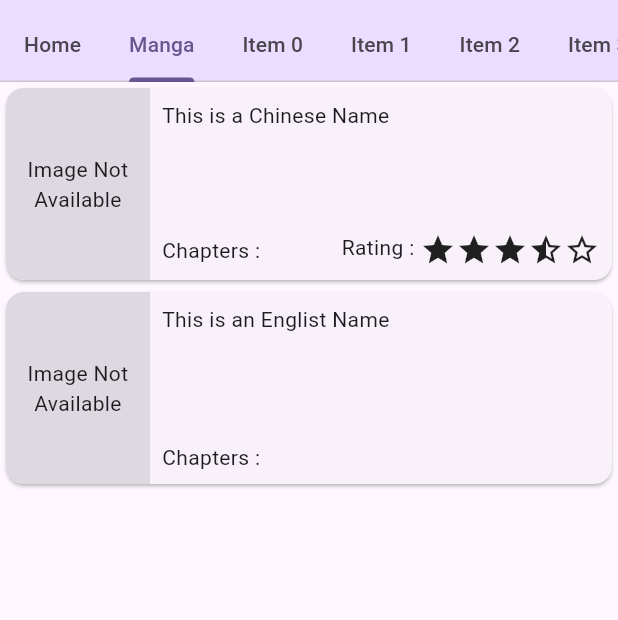
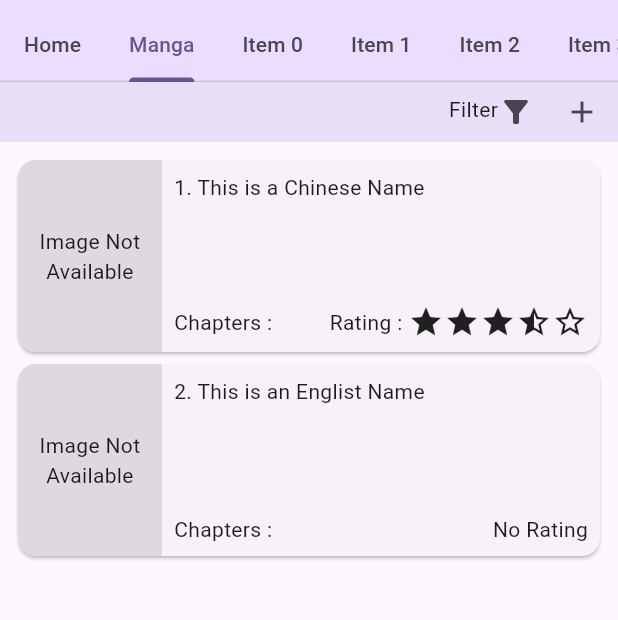
Before and after one commit to OnlyTravis/MultiApp_mobileapp, a Flutter app: the screen it shows after launch, tab 2 chosen, on a phone screen of 412 x 824 dp, the part 74-694 px from its top. Run offline on Flutter 3.47's test engine with Material 3 defaults, Android fonts, the phone set to English and light mode, and no system bars; our stand-ins replace sqflite; accounts and stored records are empty.

Commit message:
Did work on manga page

```diff
--- a/lib/code/database_handler.dart
+++ b/lib/code/database_handler.dart
@@ -36,6 +36,8 @@ class DatabaseHandler {
 
         rating REAL
         tag_list TEXT
+        chapter_count INTEGER
+        ended INTEGER
       );
       CREATE TABLE IF NOT EXISTS MangaTags (
         name TEXT
--- a/lib/pages/manga_page/main.dart
+++ b/lib/pages/manga_page/main.dart
@@ -1,5 +1,6 @@
 import 'package:flutter/material.dart';
 import 'package:multi_app/code/classes.dart';
+import 'package:multi_app/pages/manga_page/add_manga.dart';
 import 'package:multi_app/widgets/star_rating.dart';
 
 class MangaPage extends StatefulWidget {
@@ -14,14 +15,47 @@ class _MangaPageState extends State<MangaPage> {
     Manga(id: 1, en_name: "This is an Englist Name"),
   ];
 
-  @override
-  Widget build(BuildContext context) {
-    return ListView(
-      children: mangaList.map((Manga manga) => mangaCard(manga)).toList(),
+  void button_onAddManga() {
+    Navigator.of(context).push(
+      MaterialPageRoute(
+        builder: (context) => AddMangaPage()
+      )
     );
   }
 
-  Widget mangaCard(Manga manga) {
+  @override
+  Widget build(BuildContext context) {
+    return Scaffold(
+      appBar: _toolBar(),
+      body: ListView(
+        padding: const EdgeInsets.all(8),
+        children: mangaList.asMap().entries.map((entry) => _mangaCard(entry.value, entry.key)).toList(),
+      ),
+    );
+  }
+
+  AppBar _toolBar() {
+    return AppBar(
+      toolbarHeight: 40,
+      backgroundColor: Theme.of(context).colorScheme.secondaryContainer,
+      actions: [
+        IconButton(
+          onPressed: () {},
+          icon: Wrap(
+            children: [
+              Text("Filter"),
+              Icon(Icons.filter_alt),
+            ],
+          ),
+        ),
+        IconButton(
+          onPressed: button_onAddManga,
+          icon: Icon(Icons.add),
+        ),
+      ],
+    );
+  }
+  Widget _mangaCard(Manga manga, int index) {
     final String mangaName = manga.ch_name ?? manga.en_name ?? manga.jp_name ?? "null";
 
     return Card(
@@ -44,13 +78,15 @@ class _MangaPageState extends State<MangaPage> {
                 mainAxisAlignment: MainAxisAlignment.spaceBetween,
                 crossAxisAlignment: CrossAxisAlignment.start,
                 children: [
-                  Text(mangaName),
+                  Text("${index+1}. $mangaName"),
                   Row(
                     mainAxisSize: MainAxisSize.max,
                     mainAxisAlignment: MainAxisAlignment.spaceBetween,
                     children: [
                       Text("Chapters : "),
-                      if (manga.rating != -1) StarRating(label: "Rating : ", value: manga.rating)
+                      (manga.rating != -1) ?
+                        StarRating(label: "Rating : ", value: manga.rating) :
+                        Text("No Rating")
                     ],
                   )
                 ],
--- a/lib/widgets/star_rating.dart
+++ b/lib/widgets/star_rating.dart
@@ -12,6 +12,7 @@ class StarRating extends StatelessWidget {
       throw RangeError.range(value, 0, 5);
     }
     return Wrap(
+      crossAxisAlignment: WrapCrossAlignment.center,
       children: [
         if (label != null) Text(label ?? ""),
         ...[1,2,3,4,5].map((int num) => Icon(
```
Also changed, not shown: lib/pages/manga_page/add_manga.dart (added, +42 -0 lines), lib/widgets/app_card.dart (added, +29 -0 lines), lib/widgets/page_appbar.dart (added, +23 -0 lines).
